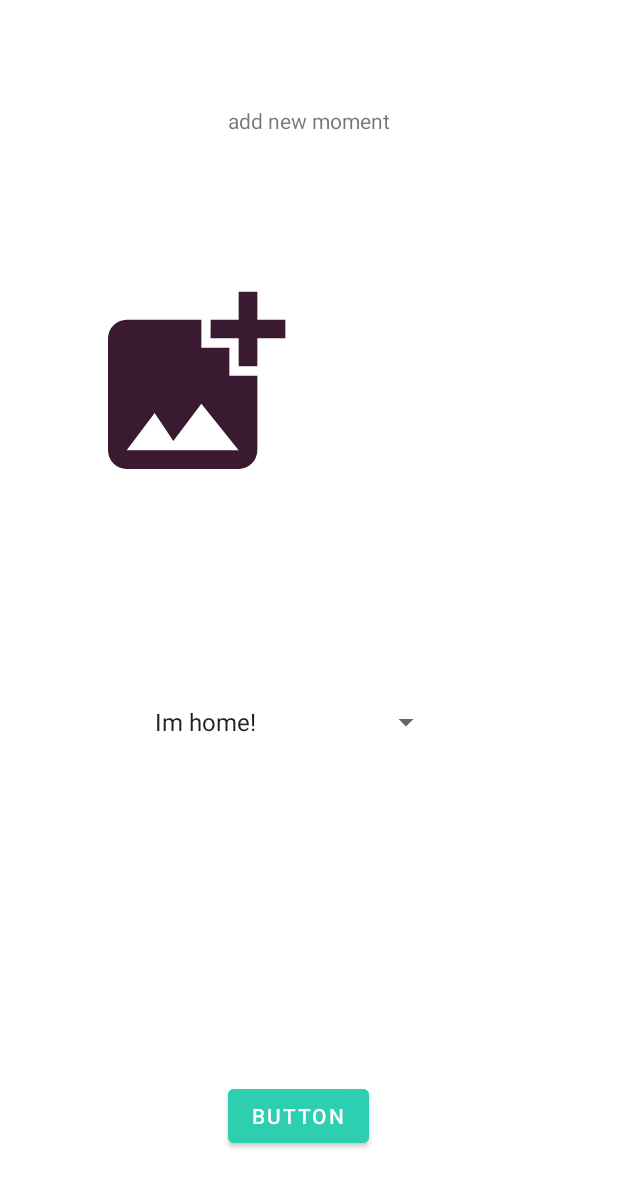
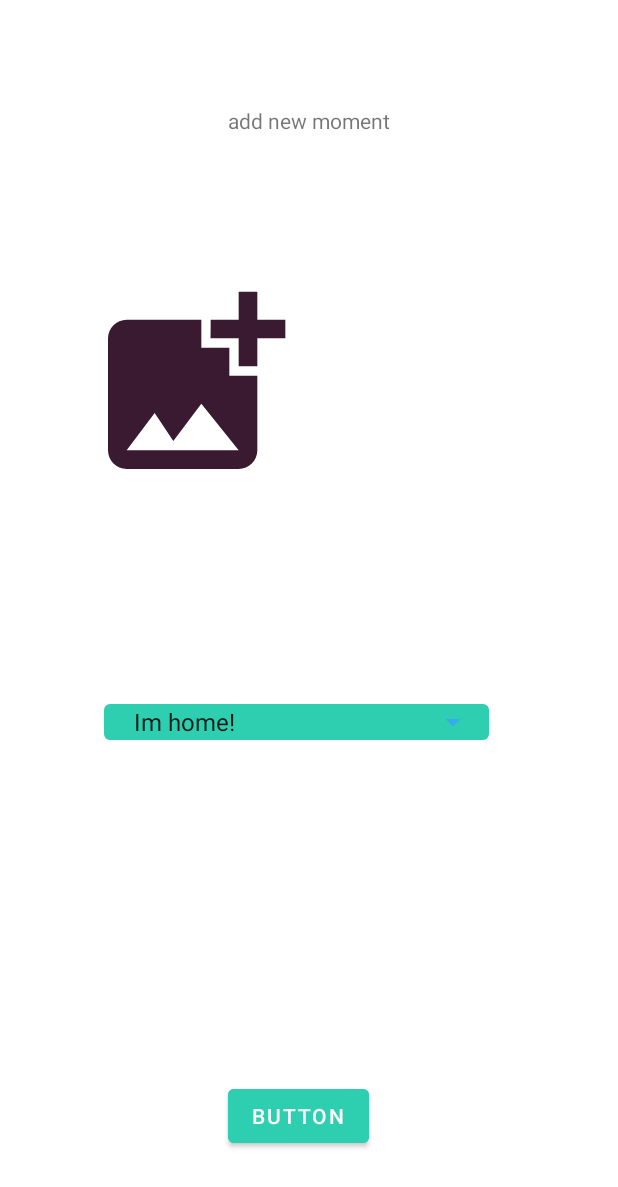
Before and after one commit to JasonSDMN2001/firebasetest1, an Android app: the MainActivity7 screen opened directly, with no data from a screen before it, on a phone screen of 412 x 824 dp. Shown: the top 1187 px of the screen. Run offline under Robolectric (Android 15) with nearby library versions, the phone set to English and light mode, and no system bars; our stand-ins replace Firebase (no records; nobody signed in at launch, a user with empty details on screens opened directly); pictures from the network do not load; 3 statements that could not run were skipped.

Commit message:
custom spinner,and ui check for the duplicate moments

```diff
--- a/app/src/main/java/com/unipi/boidanis/firebasetest1/MainActivity7.java
+++ b/app/src/main/java/com/unipi/boidanis/firebasetest1/MainActivity7.java
@@ -11,9 +11,11 @@ import androidx.appcompat.app.AppCompatActivity;
 import android.app.Activity;
 import android.content.ContentResolver;
 import android.content.Intent;
+import android.graphics.Color;
 import android.net.Uri;
 import android.os.Bundle;
 import android.view.View;
+import android.view.ViewGroup;
 import android.webkit.MimeTypeMap;
 import android.widget.AdapterView;
 import android.widget.ArrayAdapter;
@@ -21,6 +23,7 @@ import android.widget.Button;
 import android.widget.ImageView;
 import android.widget.ProgressBar;
 import android.widget.Spinner;
+import android.widget.TextView;
 import android.widget.Toast;
 
 import com.google.android.gms.tasks.OnFailureListener;
@@ -35,6 +38,9 @@ import com.google.firebase.storage.StorageReference;
 import com.google.firebase.storage.UploadTask;
 
 import java.util.ArrayList;
+import java.util.Arrays;
+import java.util.List;
+import java.util.stream.Collectors;
 
 public class MainActivity7 extends AppCompatActivity implements AdapterView.OnItemSelectedListener {
     String moment,babyname;
@@ -61,6 +67,7 @@ public class MainActivity7 extends AppCompatActivity implements AdapterView.OnIt
         // Apply the adapter to the spinner
         spinner.setAdapter(adapter);
         spinner.setOnItemSelectedListener(this);
+
         database = FirebaseDatabase.getInstance();
         mAuth = FirebaseAuth.getInstance();
         user = mAuth.getCurrentUser();
@@ -135,6 +142,7 @@ public class MainActivity7 extends AppCompatActivity implements AdapterView.OnIt
                 }
             }
         });
+
     }
     ActivityResultLauncher<Intent> someActivityResultLauncher = registerForActivityResult(
             new ActivityResultContracts.StartActivityForResult(),
@@ -159,6 +167,11 @@ public class MainActivity7 extends AppCompatActivity implements AdapterView.OnIt
     @Override
     public void onItemSelected(AdapterView<?> adapterView, View view, int i, long l) {
         moment = (String)adapterView.getItemAtPosition(i);
+        for(String s : list) {
+            if(moment.matches(s)) {
+                ((TextView) adapterView.getChildAt(0)).setTextColor(Color.RED);
+            }
+        }
 
     }
 
--- /dev/null
+++ b/app/src/main/res/drawable/custom_spinner.xml
@@ -0,0 +1,17 @@
+<?xml version="1.0" encoding="utf-8"?>
+<selector xmlns:android="http://schemas.android.com/apk/res/android">
+<item>
+    <layer-list>
+        <item>
+            <shape android:shape="rectangle">
+                <solid android:color="#2ECFB0"/>
+                <padding android:right="12dp"
+                    android:left="12dp" />
+                <corners android:radius="4dp"/>
+            </shape>
+        </item>
+        <item android:drawable="@drawable/ic_baseline_arrow_drop_down_24"
+            android:gravity="end"/>
+    </layer-list>
+</item>
+</selector>
--- /dev/null
+++ b/app/src/main/res/drawable/ic_baseline_arrow_drop_down_24.xml
@@ -0,0 +1,5 @@
+<vector android:height="24dp" android:tint="#39ABEC"
+    android:viewportHeight="24" android:viewportWidth="24"
+    android:width="24dp" xmlns:android="http://schemas.android.com/apk/res/android">
+    <path android:fillColor="@android:color/white" android:pathData="M7,10l5,5 5,-5z"/>
+</vector>
--- a/app/src/main/res/layout/activity_main7.xml
+++ b/app/src/main/res/layout/activity_main7.xml
@@ -47,14 +47,15 @@
 
     <Spinner
         android:id="@+id/spinner2"
-        android:layout_width="199dp"
+        android:layout_width="wrap_content"
         android:layout_height="wrap_content"
         android:layout_marginTop="144dp"
         android:textColor="#FFFFFF"
         app:layout_constraintEnd_toEndOf="parent"
         app:layout_constraintHorizontal_bias="0.448"
         app:layout_constraintStart_toStartOf="parent"
-        app:layout_constraintTop_toBottomOf="@+id/imageView5" />
+        app:layout_constraintTop_toBottomOf="@+id/imageView5"
+        android:background="@drawable/custom_spinner"/>
 
     <Button
         android:id="@+id/button3"
```
